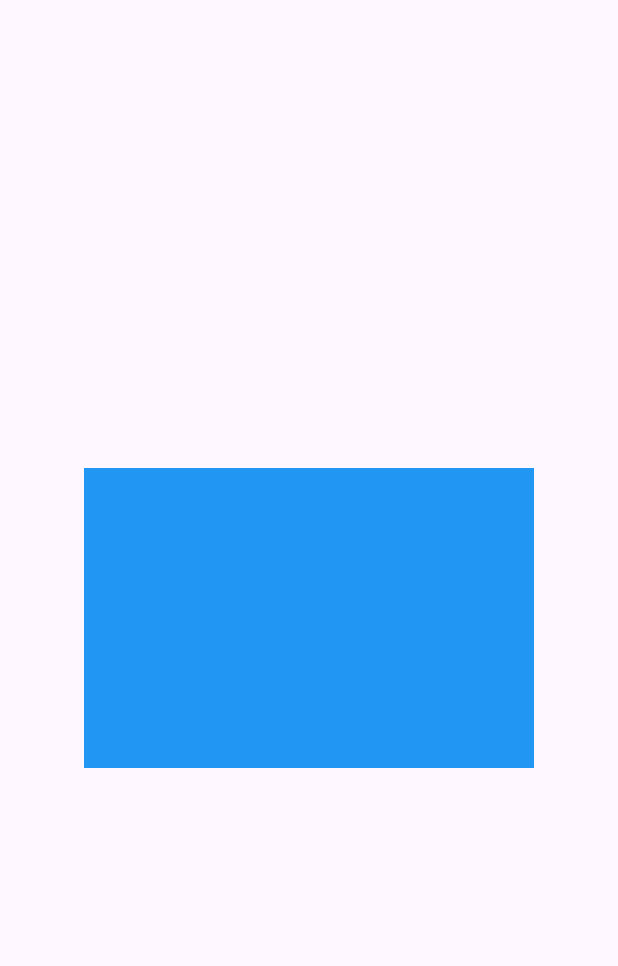
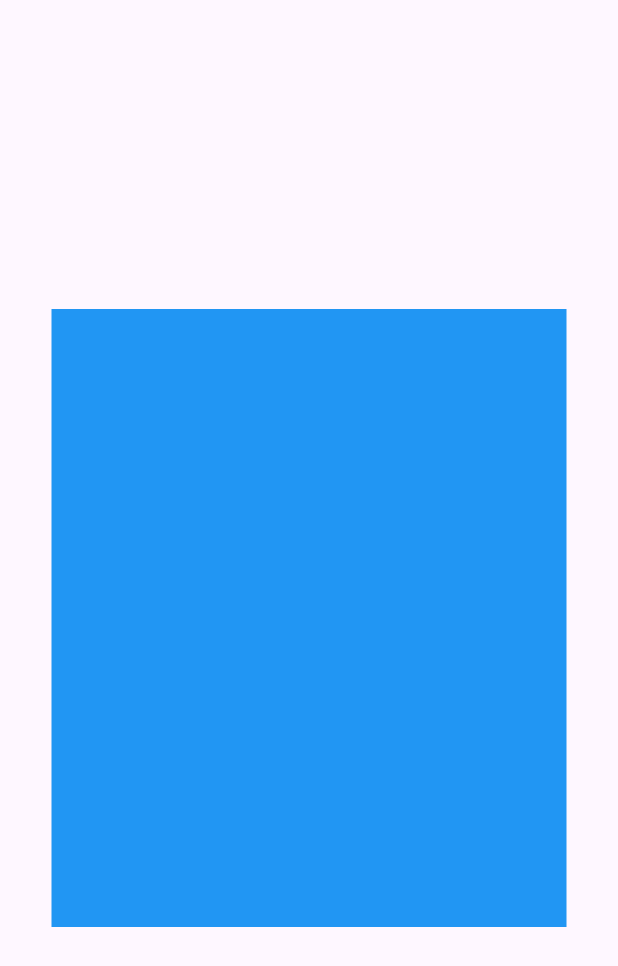
Before and after one commit to Roshan-Barkane/flutter_widgets_of_the_day, a Flutter app: the screen it shows after launch, on a phone screen of 412 x 824 dp. Shown: the top 966 px of the screen. Run offline on Flutter 3.47's test engine with Material 3 defaults, Android fonts, the phone set to English and light mode, and no system bars.

Commit message:
used MediaQuery in height and width

```diff
--- a/lib/pages/mediaquery.dart
+++ b/lib/pages/mediaquery.dart
@@ -13,9 +13,10 @@ class _MediaQueryWidgetsState extends State<MediaQueryWidgets> {
     return Scaffold(
       body: Center(
         child: Container(
-          height: 200,
-          width: 300,
-          decoration: BoxDecoration(color: Colors.blue),
+          // add the height with MediaQuery
+          height: MediaQuery.of(context).size.height / 2,
+          width: MediaQuery.of(context).size.width / 1.2,
+          decoration: const BoxDecoration(color: Colors.blue),
         ),
       ),
     );
```
